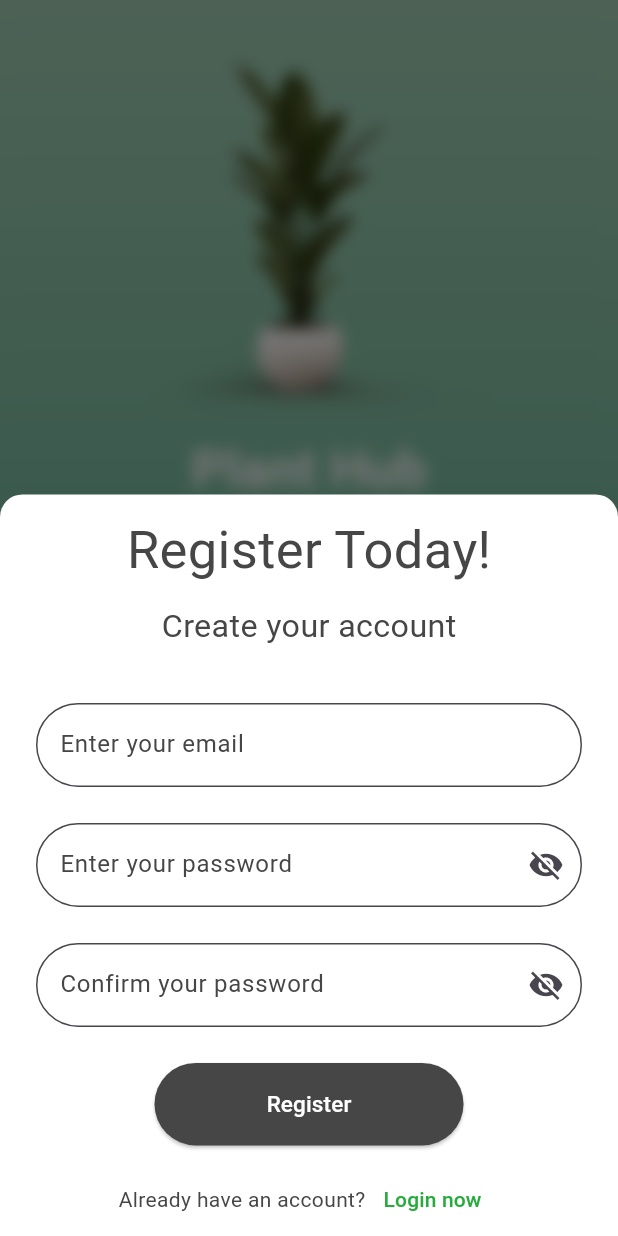
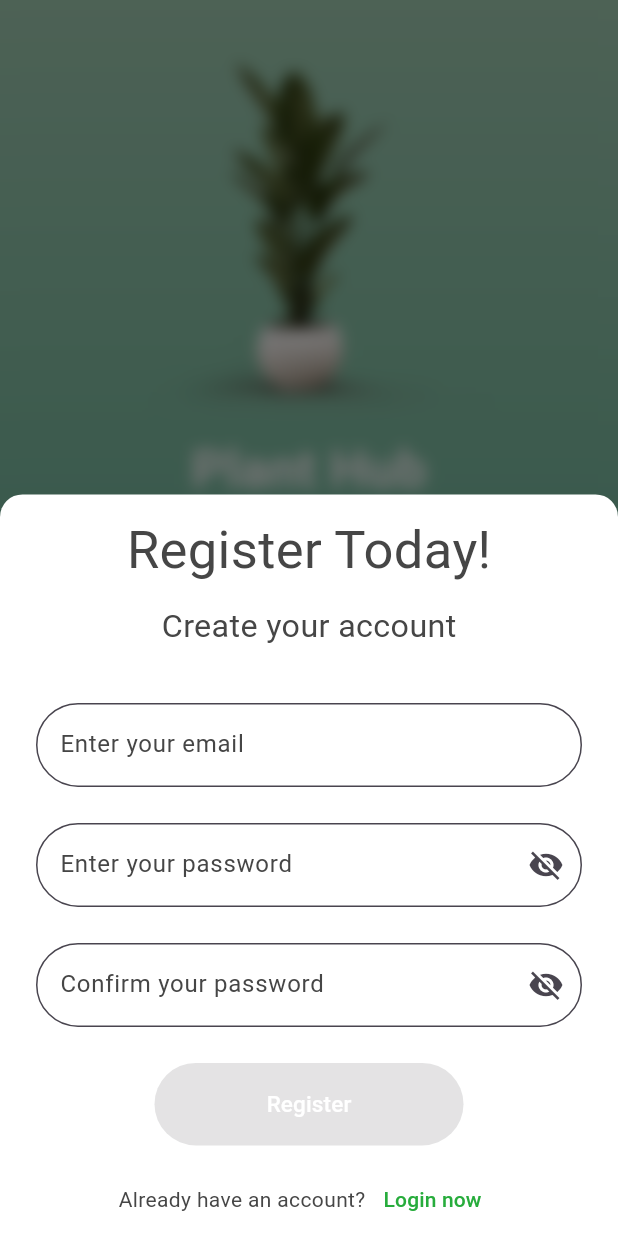
Before and after one commit to ScythK0TH/PlantDiseaseDetector, a Flutter app: the LoginApp widget shown alone on an empty page, opened directly, after a tap on "Login", after a tap on "Forgot password?", after a tap on "Register now", on a phone screen of 412 x 824 dp. Run offline on Flutter 3.47's test engine with Material 3 defaults, Android fonts, the light colour scheme and no system bars; drawn by our look-alikes of animated_text_kit; missing offline and left inert: bcrypt, mongo_dart.

Commit message:
mongoDB connection/login register/bcrypt

```diff
--- /dev/null
+++ b/lib/constant.dart
@@ -0,0 +1,2 @@
+const MONGO_URL =
+    'mongodb+srv://PDD:cp242@pdd.ptb4wxq.mongodb.net/cp242?retryWrites=true&w=majority&appName=PDD';
--- a/lib/login.dart
+++ b/lib/login.dart
@@ -1,8 +1,11 @@
 import 'dart:ui';
-
 import 'package:flutter/material.dart';
 import 'package:animated_text_kit/animated_text_kit.dart';
 import 'package:project_pdd/register.dart';
+import 'package:mongo_dart/mongo_dart.dart' as mongo;
+import 'package:bcrypt/bcrypt.dart';
+import 'constant.dart';
+import 'storage_page.dart';
 
 class LoginApp extends StatefulWidget {
   const LoginApp({super.key});
@@ -13,6 +16,9 @@ class LoginApp extends StatefulWidget {
 
 class LoginAppState extends State<LoginApp> {
   bool _isObscure = true;
+
+  final _emailController = TextEditingController();
+  final _passwordController = TextEditingController();
 
   final List<String> textSequence = [
     "Welcome to our app",
@@ -30,6 +36,55 @@ class LoginAppState extends State<LoginApp> {
     });
   }
 
+  Future<void> _loginUser() async {
+    final email = _emailController.text;
+    final password = _passwordController.text;
+
+    try {
+      print('Connecting to MongoDB...');
+      final db = await mongo.Db.create(MONGO_URL);
+      await db.open();
+      print('Connected to MongoDB.');
+
+      final collection = db.collection('users');
+      print('Finding user...');
+      final user = await collection.findOne({'email': email});
+
+      if (user != null) {
+        final hashedPassword = user['password'];
+        if (BCrypt.checkpw(password, hashedPassword)) {
+          print('Login successful!');
+          ScaffoldMessenger.of(context).showSnackBar(
+            SnackBar(content: Text('Login successful!')),
+          );
+
+          // Navigate to FirstPageScreen
+          Navigator.pushReplacement(
+            context,
+            MaterialPageRoute(builder: (context) => StoragePage()),
+          );
+        } else {
+          print('Invalid password.');
+          ScaffoldMessenger.of(context).showSnackBar(
+            SnackBar(content: Text('Invalid password.')),
+          );
+        }
+      } else {
+        print('User not found.');
+        ScaffoldMessenger.of(context).showSnackBar(
+          SnackBar(content: Text('User not found.')),
+        );
+      }
+
+      await db.close();
+    } catch (e) {
+      print('Error: $e');
+      ScaffoldMessenger.of(context).showSnackBar(
+        SnackBar(content: Text('Login failed: $e')),
+      );
+    }
+  }
+
   @override
   Widget build(BuildContext context) {
     final double screenWidth = MediaQuery.of(context).size.width;
@@ -42,7 +97,9 @@ class LoginAppState extends State<LoginApp> {
       ),
       child: SingleChildScrollView(
         padding: EdgeInsets.only(
-          bottom: keyboardHeight > 0 ? MediaQuery.of(context).size.height * 0.35 : MediaQuery.of(context).size.height * 0.05,
+          bottom: keyboardHeight > 0
+              ? MediaQuery.of(context).size.height * 0.35
+              : MediaQuery.of(context).size.height * 0.05,
         ),
         child: Column(
           children: [
@@ -95,26 +152,31 @@ class LoginAppState extends State<LoginApp> {
                     Padding(
                       padding: const EdgeInsets.all(12.0),
                       child: TextFormField(
+                        controller: _emailController,
                         decoration: InputDecoration(
                           border: OutlineInputBorder(
-                                borderSide:
-                                    BorderSide(color: Colors.white, width: 2),
+                              borderSide: BorderSide(
+                                  color: Color(0xFF464646), width: 2),
                               borderRadius:
                                   BorderRadius.all(Radius.circular(50.0))),
                           filled: true,
                           fillColor: Colors.white,
                           hintText: "Enter your email",
-                            hintStyle: TextStyle(color: const Color(0xFF464646))),
+                          hintStyle: TextStyle(color: const Color(0xFF464646)),
+                        ),
                       ),
                     ),
                     Padding(
                       padding: const EdgeInsets.all(12.0),
                       child: TextFormField(
+                        controller: _passwordController,
                         obscureText: _isObscure,
                         decoration: InputDecoration(
                           border: OutlineInputBorder(
-                            borderSide: BorderSide(color: Colors.white, width: 2),
-                            borderRadius: BorderRadius.all(Radius.circular(50.0)),
+                            borderSide:
+                                BorderSide(color: Color(0xFF464646), width: 2),
+                            borderRadius:
+                                BorderRadius.all(Radius.circular(50.0)),
                           ),
                           filled: true,
                           fillColor: Colors.white,
@@ -161,7 +223,7 @@ class LoginAppState extends State<LoginApp> {
                         ),
                         minimumSize: Size(0.50 * screenWidth, 55.0),
                       ),
-                      onPressed: () {},
+                      onPressed: _loginUser,
                       child: Container(
                           alignment: Alignment.center,
                           width: 100,
--- a/lib/register.dart
+++ b/lib/register.dart
@@ -1,8 +1,10 @@
 import 'dart:ui';
-
 import 'package:animated_text_kit/animated_text_kit.dart';
 import 'package:flutter/material.dart';
+import 'package:mongo_dart/mongo_dart.dart' as mongo;
 import 'package:project_pdd/login.dart';
+import 'package:bcrypt/bcrypt.dart';
+import 'constant.dart';
 
 class RegisApp extends StatefulWidget {
   const RegisApp({super.key});
@@ -21,6 +23,12 @@ class _RegisAppState extends State<RegisApp> {
   bool _isObscure2 = true;
   int index = 0;
 
+  final _emailController = TextEditingController();
+  final _passwordController = TextEditingController();
+  final _confirmPasswordController = TextEditingController();
+
+  bool _isRegisterEnabled = false;
+
   void _changeText() {
     Future.delayed(Duration(seconds: 1), () {
       if (mounted) {
@@ -31,6 +39,52 @@ class _RegisAppState extends State<RegisApp> {
     });
   }
 
+  void _validateForm() {
+    setState(() {
+      _isRegisterEnabled = _passwordController.text.isNotEmpty &&
+          _passwordController.text == _confirmPasswordController.text &&
+          _emailController.text.isNotEmpty;
+    });
+  }
+
+  Future<void> _registerUser() async {
+    final email = _emailController.text;
+    final password = _passwordController.text;
+
+    try {
+      final hashedPassword = BCrypt.hashpw(password, BCrypt.gensalt());
+
+      final db = await mongo.Db.create(MONGO_URL);
+      await db.open();
+
+      final collection = db.collection('users');
+      await collection.insert({
+        'username': email,
+        'email': email,
+        'password': hashedPassword,
+      });
+
+      final result = await collection.find({'email': email}).toList();
+
+      await db.close();
+
+      // Show success message
+      ScaffoldMessenger.of(context).showSnackBar(
+        SnackBar(content: Text('Registration successful!')),
+      );
+
+      // Navigate to login page
+      Navigator.pop(context);
+      showFirstModal(context);
+    } catch (e) {
+      print('Error: $e');
+      // Show error message
+      ScaffoldMessenger.of(context).showSnackBar(
+        SnackBar(content: Text('Registration failed: $e')),
+      );
+    }
+  }
+
   @override
   Widget build(BuildContext context) {
     final double screenWidth = MediaQuery.of(context).size.width;
@@ -39,12 +93,13 @@ class _RegisAppState extends State<RegisApp> {
       alignment: Alignment.center,
       decoration: BoxDecoration(
         color: const Color.fromARGB(255, 255, 255, 255),
-        borderRadius:
-            BorderRadius.vertical(top: Radius.circular(15.0)),
+        borderRadius: BorderRadius.vertical(top: Radius.circular(15.0)),
       ),
       child: SingleChildScrollView(
         padding: EdgeInsets.only(
-          bottom: keyboardHeight > 0 ? MediaQuery.of(context).size.height * 0.35 : MediaQuery.of(context).size.height * 0.05,
+          bottom: keyboardHeight > 0
+              ? MediaQuery.of(context).size.height * 0.35
+              : MediaQuery.of(context).size.height * 0.05,
         ),
         child: Column(
           children: [
@@ -57,7 +112,8 @@ class _RegisAppState extends State<RegisApp> {
                   children: [
                     AnimatedSwitcher(
                       duration: Duration(milliseconds: 500),
-                      transitionBuilder: (Widget child, Animation<double> animation) {
+                      transitionBuilder:
+                          (Widget child, Animation<double> animation) {
                         return FadeTransition(opacity: animation, child: child);
                       },
                       child: Container(
@@ -66,7 +122,8 @@ class _RegisAppState extends State<RegisApp> {
                           animatedTexts: [
                             TypewriterAnimatedText(
                               textSequence[index],
-                              textStyle: TextStyle(color: Color(0xFF464646), fontSize: 35.0),
+                              textStyle: TextStyle(
+                                  color: Color(0xFF464646), fontSize: 35.0),
                               speed: Duration(milliseconds: 150),
                               cursor: '|',
                             ),
@@ -79,10 +136,11 @@ class _RegisAppState extends State<RegisApp> {
                     SizedBox(height: 10),
                     Text(
                       "Create your account",
-                      style: TextStyle(color: Color(0xFF464646), fontSize: 21.5),
+                      style:
+                          TextStyle(color: Color(0xFF464646), fontSize: 21.5),
                     ),
                   ],
-                )
+                ),
               ),
             ),
             Container(
@@ -94,26 +152,32 @@ class _RegisAppState extends State<RegisApp> {
                     Padding(
                       padding: const EdgeInsets.all(12.0),
                       child: TextFormField(
+                        controller: _emailController,
                         decoration: InputDecoration(
                           border: OutlineInputBorder(
-                            borderSide: BorderSide(color: Color(0xFF464646), width: 2),
-                            borderRadius: BorderRadius.all(Radius.circular(50.0))
-                          ),
+                              borderSide: BorderSide(
+                                  color: Color(0xFF464646), width: 2),
+                              borderRadius:
+                                  BorderRadius.all(Radius.circular(50.0))),
                           filled: true,
                           fillColor: Colors.white,
                           hintText: "Enter your email",
-                          hintStyle: TextStyle(color: const Color(0xFF464646))
+                          hintStyle: TextStyle(color: const Color(0xFF464646)),
                         ),
+                        onChanged: (_) => _validateForm(),
                       ),
                     ),
                     Padding(
                       padding: const EdgeInsets.all(12.0),
                       child: TextFormField(
+                        controller: _passwordController,
                         obscureText: _isObscure1,
                         decoration: InputDecoration(
                           border: OutlineInputBorder(
-                            borderSide: BorderSide(color: Color(0xFF464646), width: 2),
-                            borderRadius: BorderRadius.all(Radius.circular(50.0)),
+                            borderSide:
+                                BorderSide(color: Color(0xFF464646), width: 2),
+                            borderRadius:
+                                BorderRadius.all(Radius.circular(50.0)),
                           ),
                           filled: true,
                           fillColor: Colors.white,
@@ -121,7 +185,9 @@ class _RegisAppState extends State<RegisApp> {
                           hintStyle: TextStyle(color: Color(0xFF464646)),
                           suffixIcon: IconButton(
                             icon: Icon(
-                              _isObscure1 ? Icons.visibility_off : Icons.visibility,
+                              _isObscure1
+                                  ? Icons.visibility_off
+                                  : Icons.visibility,
                             ),
                             onPressed: () {
                               setState(() {
@@ -130,16 +196,20 @@ class _RegisAppState extends State<RegisApp> {
                             },
                           ),
                         ),
+                        onChanged: (_) => _validateForm(),
                       ),
                     ),
                     Padding(
                       padding: const EdgeInsets.all(12.0),
                       child: TextFormField(
+                        controller: _confirmPasswordController,
                         obscureText: _isObscure2,
                         decoration: InputDecoration(
                           border: OutlineInputBorder(
-                            borderSide: BorderSide(color: Color(0xFF464646), width: 2),
-                            borderRadius: BorderRadius.all(Radius.circular(50.0)),
+                            borderSide:
+                                BorderSide(color: Color(0xFF464646), width: 2),
+                            borderRadius:
+                                BorderRadius.all(Radius.circular(50.0)),
                           ),
                           filled: true,
                           fillColor: Colors.white,
@@ -147,7 +217,9 @@ class _RegisAppState extends State<RegisApp> {
                           hintStyle: TextStyle(color: Color(0xFF464646)),
                           suffixIcon: IconButton(
                             icon: Icon(
-                              _isObscure2 ? Icons.visibility_off : Icons.visibility,
+                              _isObscure2
+                                  ? Icons.visibility_off
+                                  : Icons.visibility,
                             ),
                             onPressed: () {
                               setState(() {
@@ -156,11 +228,12 @@ class _RegisAppState extends State<RegisApp> {
                             },
                           ),
                         ),
+                        onChanged: (_) => _validateForm(),
                       ),
                     ),
                   ],
                 ),
-              )
+              ),
             ),
             Container(
               alignment: Alignment.center,
@@ -170,34 +243,42 @@ class _RegisAppState extends State<RegisApp> {
                     padding: const EdgeInsets.all(0.0),
                     child: ElevatedButton(
                       style: ElevatedButton.styleFrom(
-                      backgroundColor: Color(0xFF464646),
+                        backgroundColor: _isRegisterEnabled
+                            ? Color(0xFF464646)
+                            : Colors.grey,
                         shape: RoundedRectangleBorder(
                           borderRadius: BorderRadius.circular(50.0),
                         ),
                         minimumSize: Size(0.50 * screenWidth, 55.0),
                       ),
-                    onPressed: () {},
+                      onPressed: _isRegisterEnabled ? _registerUser : null,
                       child: Container(
                         alignment: Alignment.center,
                         width: 100,
-                      child: Text("Register", style: TextStyle(fontSize: 15.0, color: Color.fromARGB(255, 255, 255, 255)))
-                    )
-                    )
+                        child: Text("Register",
+                            style: TextStyle(
+                                fontSize: 15.0,
+                                color: Color.fromARGB(255, 255, 255, 255))),
+                      ),
+                    ),
                   ),
                   Padding(
                     padding: const EdgeInsets.only(top: 12.0),
-                      child:
-                        Row(
+                    child: Row(
                       mainAxisAlignment: MainAxisAlignment.center,
                       children: [
-                            Text("Already have an account?", style: TextStyle(color: Color(0xFF464646))),
+                        Text("Already have an account?",
+                            style: TextStyle(color: Color(0xFF464646))),
                         Container(
                           alignment: Alignment.centerRight,
-                              child: TextButton(child: Text("Login now", style: TextStyle(color: Color(0xFF27AC3C))),
+                          child: TextButton(
+                            child: Text("Login now",
+                                style: TextStyle(color: Color(0xFF27AC3C))),
                             onPressed: () {
                               Navigator.pop(context);
                               showFirstModal(context);
-                              },)
+                            },
+                          ),
                         ),
                       ],
                     ),
@@ -205,22 +286,26 @@ class _RegisAppState extends State<RegisApp> {
                 ],
               ),
             )
-          ]
+          ],
         ),
-      )
+      ),
     );
   }
 }
 
-void showFirstModal (BuildContext context) {
+void showFirstModal(BuildContext context) {
   showModalBottomSheet(
     isScrollControlled: true,
     context: context, // Allow modal to resize with keyboard
     backgroundColor: Colors.transparent, // Make modal transparent
     builder: (BuildContext context) {
-      double keyboardHeight = MediaQuery.of(context).viewInsets.bottom; // Detect keyboard height
+      double keyboardHeight =
+          MediaQuery.of(context).viewInsets.bottom; // Detect keyboard height
       return SizedBox(
-        height: keyboardHeight > 0 ? MediaQuery.of(context).size.height * 0.85 : MediaQuery.of(context).size.height * 0.55, // Increase height when keyboard appears
+        height: keyboardHeight > 0
+            ? MediaQuery.of(context).size.height * 0.85
+            : MediaQuery.of(context).size.height *
+                0.55, // Increase height when keyboard appears
         child: Stack(
           children: [
             // Blur effect
--- a/pubspec.yaml
+++ b/pubspec.yaml
@@ -10,6 +10,8 @@ dependencies:
   flutter:
     sdk: flutter
   animated_text_kit: ^4.2.3
+  mongo_dart: ^0.10.4
+  bcrypt: ^1.1.3
 
 dev_dependencies:
   flutter_test:
```
Also changed, not shown: pubspec.lock, 12 other files. Lines whose indentation alone changed are shown as unchanged.
